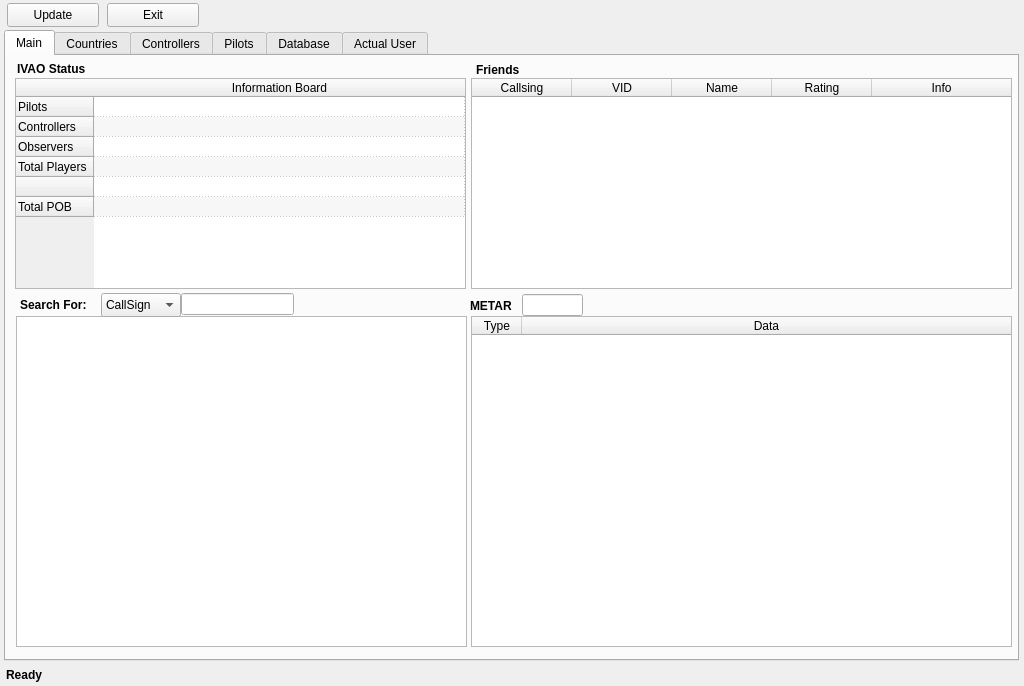
This is QtUI/MainWindow_UI.ui in emper0r/IVAO-status as Qt 5 draws it before an edit. The edited form follows.
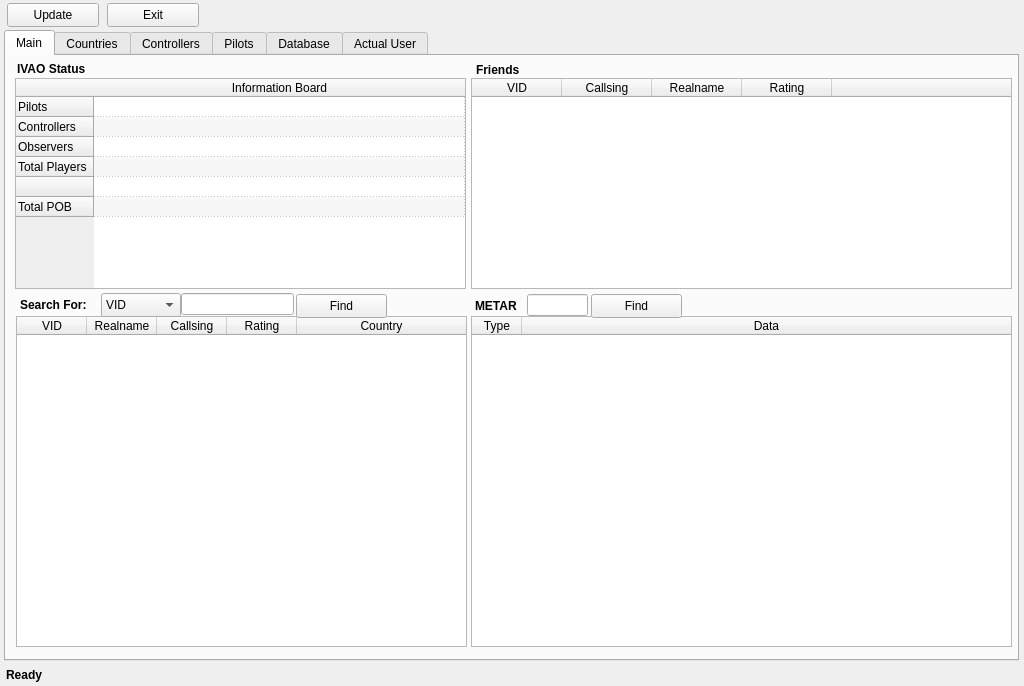
This is the edited form.

Patch:
```diff
--- a/QtUI/MainWindow_UI.ui
+++ b/QtUI/MainWindow_UI.ui
@@ -230,28 +230,23 @@
        <bool>false</bool>
       </property>
       <attribute name="horizontalHeaderDefaultSectionSize">
-       <number>100</number>
+       <number>90</number>
       </attribute>
       <attribute name="horizontalHeaderHighlightSections">
        <bool>true</bool>
       </attribute>
       <attribute name="horizontalHeaderMinimumSectionSize">
-       <number>100</number>
+       <number>90</number>
       </attribute>
       <attribute name="horizontalHeaderStretchLastSection">
        <bool>true</bool>
       </attribute>
       <attribute name="verticalHeaderDefaultSectionSize">
-       <number>15</number>
+       <number>20</number>
       </attribute>
       <attribute name="verticalHeaderMinimumSectionSize">
-       <number>15</number>
+       <number>20</number>
       </attribute>
-      <column>
-       <property name="text">
-        <string>Callsing</string>
-       </property>
-      </column>
       <column>
        <property name="text">
         <string>VID</string>
@@ -259,7 +254,12 @@
       </column>
       <column>
        <property name="text">
-        <string>Name</string>
+        <string>Callsing</string>
+       </property>
+      </column>
+      <column>
+       <property name="text">
+        <string>Realname</string>
        </property>
       </column>
       <column>
@@ -269,7 +269,7 @@
       </column>
       <column>
        <property name="text">
-        <string>Info</string>
+        <string/>
        </property>
       </column>
      </widget>
@@ -335,10 +335,13 @@
        <bool>false</bool>
       </property>
       <attribute name="horizontalHeaderDefaultSectionSize">
-       <number>25</number>
+       <number>70</number>
       </attribute>
       <attribute name="horizontalHeaderMinimumSectionSize">
-       <number>25</number>
+       <number>70</number>
+      </attribute>
+      <attribute name="horizontalHeaderStretchLastSection">
+       <bool>true</bool>
       </attribute>
       <attribute name="verticalHeaderDefaultSectionSize">
        <number>20</number>
@@ -346,6 +349,31 @@
       <attribute name="verticalHeaderMinimumSectionSize">
        <number>20</number>
       </attribute>
+      <column>
+       <property name="text">
+        <string>VID</string>
+       </property>
+      </column>
+      <column>
+       <property name="text">
+        <string>Realname</string>
+       </property>
+      </column>
+      <column>
+       <property name="text">
+        <string>Callsing</string>
+       </property>
+      </column>
+      <column>
+       <property name="text">
+        <string>Rating</string>
+       </property>
+      </column>
+      <column>
+       <property name="text">
+        <string>Country</string>
+       </property>
+      </column>
      </widget>
      <widget class="QLabel" name="SearchForLabel">
       <property name="geometry">
@@ -452,7 +480,7 @@
      <widget class="QLabel" name="MetarLabel">
       <property name="geometry">
        <rect>
-        <x>464</x>
+        <x>469</x>
         <y>242</y>
         <width>51</width>
         <height>16</height>
@@ -483,6 +511,11 @@
       <property name="cursor">
        <cursorShape>PointingHandCursor</cursorShape>
       </property>
+      <item>
+       <property name="text">
+        <string>VID</string>
+       </property>
+      </item>
       <item>
        <property name="text">
         <string>CallSign</string>
@@ -515,7 +548,7 @@
      <widget class="QLineEdit" name="METAREdit">
       <property name="geometry">
        <rect>
-        <x>516</x>
+        <x>521</x>
         <y>238</y>
         <width>61</width>
         <height>22</height>
@@ -525,6 +558,38 @@
        <cursorShape>PointingHandCursor</cursorShape>
       </property>
      </widget>
+     <widget class="QPushButton" name="searchpushButton">
+      <property name="geometry">
+       <rect>
+        <x>290</x>
+        <y>238</y>
+        <width>91</width>
+        <height>24</height>
+       </rect>
+      </property>
+      <property name="cursor">
+       <cursorShape>PointingHandCursor</cursorShape>
+      </property>
+      <property name="text">
+       <string>Find</string>
+      </property>
+     </widget>
+     <widget class="QPushButton" name="METARpushButton">
+      <property name="geometry">
+       <rect>
+        <x>585</x>
+        <y>238</y>
+        <width>91</width>
+        <height>24</height>
+       </rect>
+      </property>
+      <property name="cursor">
+       <cursorShape>PointingHandCursor</cursorShape>
+      </property>
+      <property name="text">
+       <string>Find</string>
+      </property>
+     </widget>
     </widget>
     <widget class="QWidget" name="countries">
      <attribute name="title">
```
Left out of the diff: 5 changed lines with no effect on the pictures.
